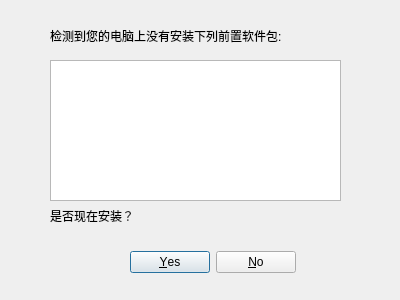
The window that src/guide_software/dependencyinstaller.ui (creeper12356/guide_software) describes before a commit, drawn with Qt 5.
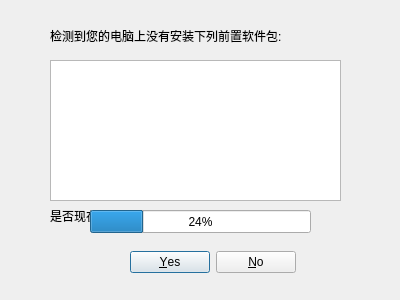
The same window after the commit.

Commit message: Temporarily fix bug by switch GUI outside installDepedencies function. Still don't know why...

What changed in the file:
```diff
--- a/src/guide_software/dependencyinstaller.ui
+++ b/src/guide_software/dependencyinstaller.ui
@@ -74,6 +74,19 @@
     <set>QDialogButtonBox::No|QDialogButtonBox::Yes</set>
    </property>
   </widget>
+  <widget class="QProgressBar" name="progress_bar">
+   <property name="geometry">
+    <rect>
+     <x>90</x>
+     <y>210</y>
+     <width>221</width>
+     <height>23</height>
+    </rect>
+   </property>
+   <property name="value">
+    <number>24</number>
+   </property>
+  </widget>
  </widget>
  <resources/>
  <connections/>
```
The commit also changes 7 other files.
